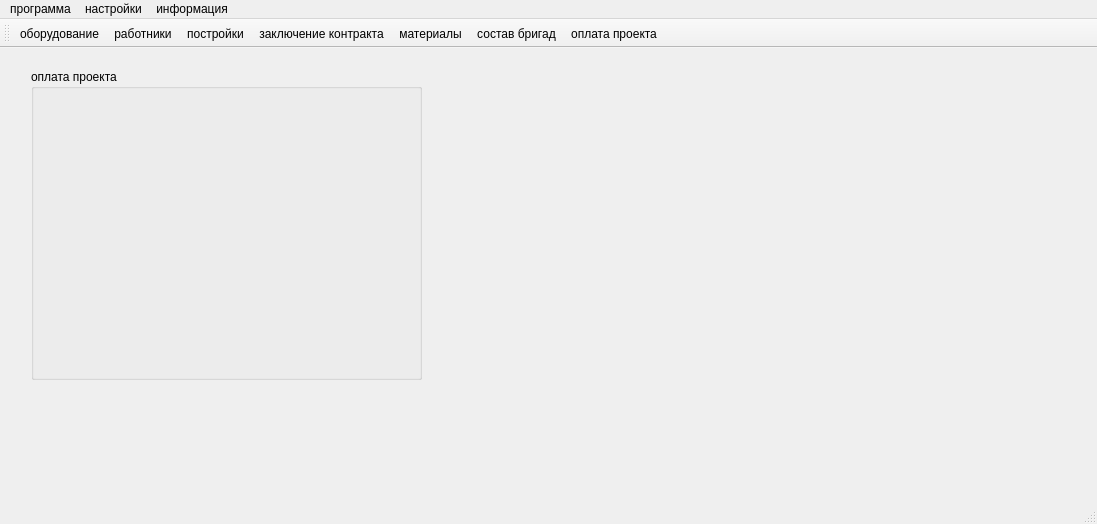
Qt form mainwindow.ui (Pchelovec/course_progect) before a commit.
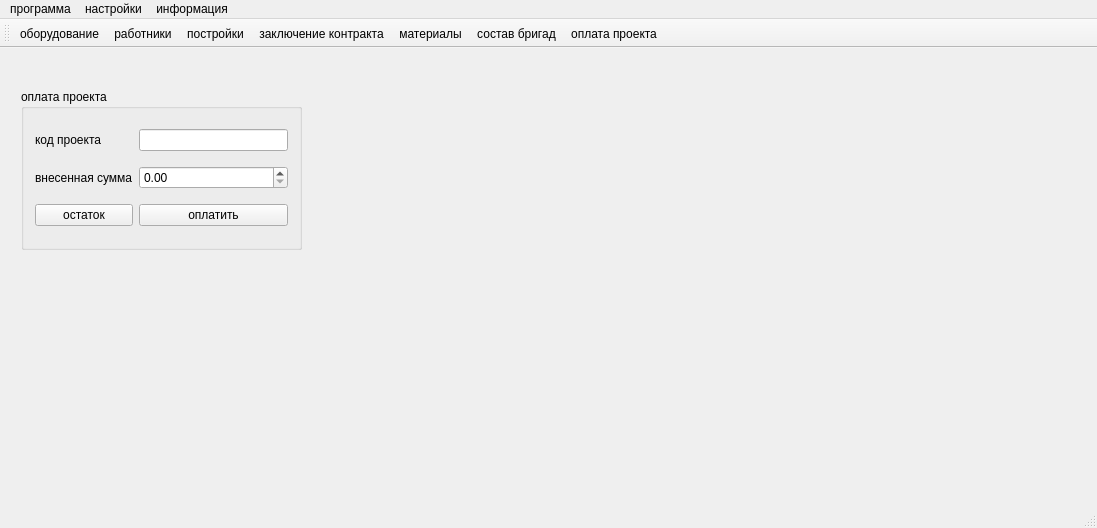
The same form after that commit. The open tabs and pages were chosen to show the change. Icons and pictures are not drawn.

```diff
--- a/mainwindow.ui
+++ b/mainwindow.ui
@@ -6,16 +6,16 @@
    <rect>
     <x>0</x>
     <y>0</y>
-    <width>941</width>
-    <height>520</height>
+    <width>628</width>
+    <height>528</height>
    </rect>
   </property>
   <property name="windowTitle">
    <string>Строительная Компания &quot;FastoBild&quot;</string>
   </property>
   <widget class="QWidget" name="centralWidget">
-   <layout class="QGridLayout" name="gridLayout_16">
-    <item row="0" column="0">
+   <layout class="QHBoxLayout" name="horizontalLayout_9">
+    <item>
      <widget class="QStackedWidget" name="stackedWidget">
       <property name="lineWidth">
        <number>1</number>
@@ -1640,15 +1640,51 @@
        <widget class="QGroupBox" name="groupBox">
         <property name="geometry">
          <rect>
-          <x>20</x>
-          <y>10</y>
-          <width>391</width>
-          <height>311</height>
+          <x>10</x>
+          <y>30</y>
+          <width>281</width>
+          <height>161</height>
          </rect>
         </property>
         <property name="title">
          <string>оплата проекта</string>
         </property>
+        <layout class="QGridLayout" name="gridLayout_16">
+         <item row="0" column="0">
+          <widget class="QLabel" name="label">
+           <property name="text">
+            <string>код проекта</string>
+           </property>
+          </widget>
+         </item>
+         <item row="0" column="1">
+          <widget class="QLineEdit" name="progect_id"/>
+         </item>
+         <item row="1" column="0">
+          <widget class="QLabel" name="label_2">
+           <property name="text">
+            <string>внесенная сумма</string>
+           </property>
+          </widget>
+         </item>
+         <item row="1" column="1">
+          <widget class="QDoubleSpinBox" name="summ_pay_LE"/>
+         </item>
+         <item row="2" column="0">
+          <widget class="QPushButton" name="need_to_pay_PB">
+           <property name="text">
+            <string>остаток</string>
+           </property>
+          </widget>
+         </item>
+         <item row="2" column="1">
+          <widget class="QPushButton" name="pay_OK_PB">
+           <property name="text">
+            <string>оплатить</string>
+           </property>
+          </widget>
+         </item>
+        </layout>
        </widget>
       </widget>
      </widget>
```
Left out of the diff: 6 changed lines with no effect on the pictures.
